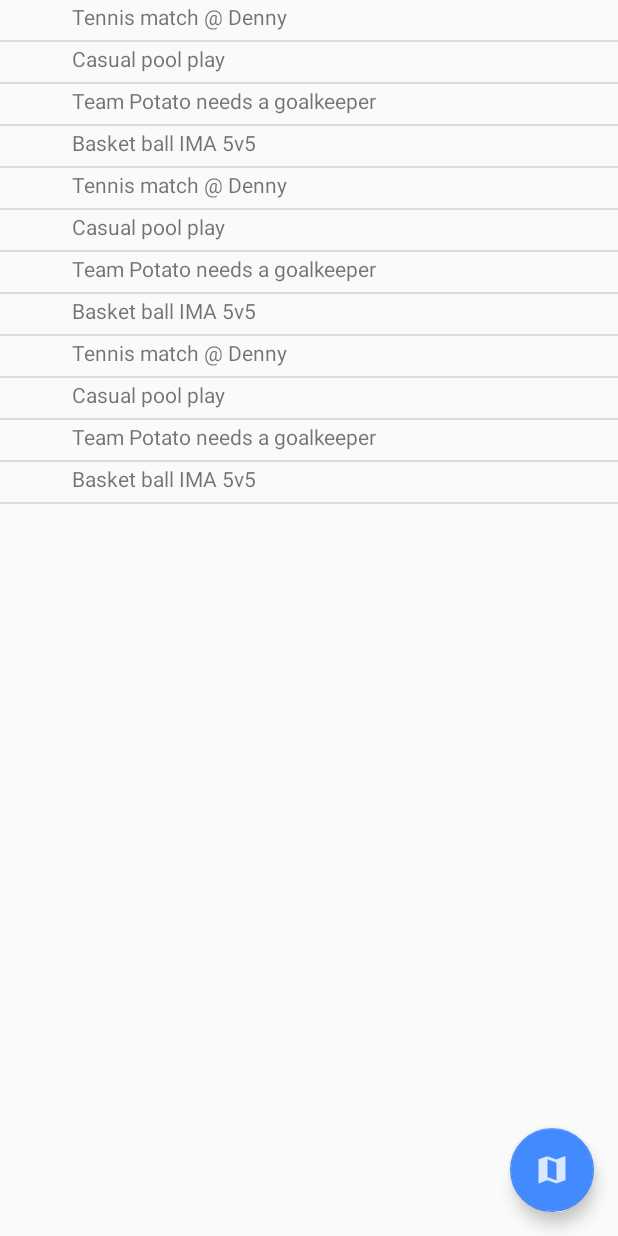
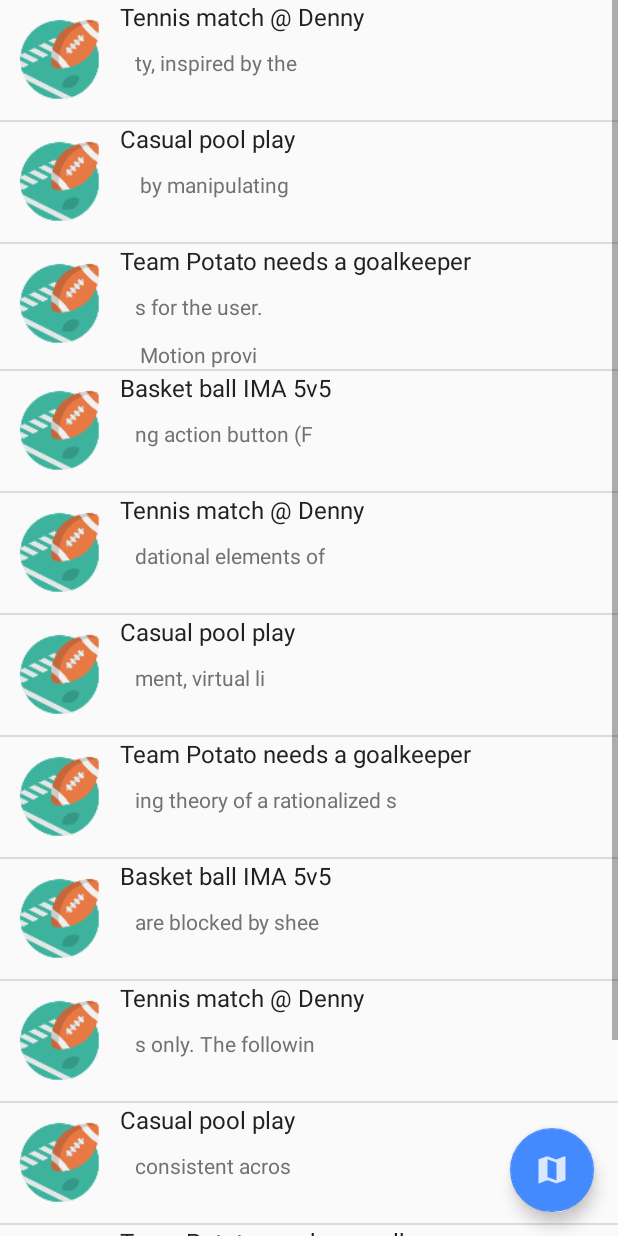
Before and after one commit to MatchOnTheStreet/MatchOnTheStreet, an Android app: the ListViewActivity screen opened directly, with no data from a screen before it, after a tap on "Tennis match @ Denny", on a phone screen of 412 x 824 dp. Run offline under Robolectric (Android 15) with nearby library versions, the light colour scheme and no system bars.

Commit message:
Updated ListAdapter with image, title and desc. Introduced classes: ListItem and ListViewAdapter

```diff
--- a/app/src/main/AndroidManifest.xml
+++ b/app/src/main/AndroidManifest.xml
@@ -42,23 +42,28 @@
                 <category android:name="android.intent.category.LAUNCHER" />
             </intent-filter>
         </activity>
+
         <activity
             android:name=".AddEventActivity"
-            android:label="AddEvent"></activity>
-        <activity android:name=".ListViewActivity" />
+            android:label="AddEvent" />
+
+        <activity
+            android:name=".ListViewActivity" />
+
         <activity
             android:name="com.facebook.FacebookActivity"
             android:configChanges="keyboard|keyboardHidden|screenLayout|screenSize|orientation"
             android:label="@string/app_name"
             android:theme="@android:style/Theme.Translucent.NoTitleBar" />
+
         <activity android:name=".LoginActivity">
             <intent-filter>
                 <action android:name="android.intent.action.MAIN" />
-
                 <category android:name="android.intent.category.LAUNCHER" />
             </intent-filter>
         </activity>
-        <activity android:name=".UserProfileActivity"></activity>
+        <activity
+            android:name=".UserProfileActivity" />
     </application>
 
 </manifest>
--- a/app/src/main/java/com/cse403/matchonthestreet/Event.java
+++ b/app/src/main/java/com/cse403/matchonthestreet/Event.java
@@ -14,16 +14,16 @@ public class Event {
     public String title;
 
     // Where the event is held.
-    private Location location;
+    protected Location location;
 
     // The time of the event
-    private Date time;
+    protected Date time;
 
     // A description of the event.
-    private String description;
+    protected String description;
 
     // A list of accounts who have said they will be attending the event.
-    private List<Account> attending;
+    protected List<Account> attending;
 
     public Event(String title, Location location, Date time, String description) {
         this.title = title;
@@ -33,6 +33,10 @@ public class Event {
         this.attending = null;
     }
 
+    public String getDescription() {
+        return this.description;
+    }
+
     public boolean isAttendedBy(Account account) {
         return true;
     }
--- /dev/null
+++ b/app/src/main/java/com/cse403/matchonthestreet/ListItem.java
@@ -0,0 +1,24 @@
+package com.cse403.matchonthestreet;
+
+/**
+ * Created by Hao on 2/8/2016.
+ *
+ * This class represents the list items.
+ * Each of the item contains an event object.
+ *
+ */
+public class ListItem {
+    protected Event event;
+
+    public ListItem(Event event) {
+        this.event = event;
+    }
+
+    public String getTitle() {
+        return event.title;
+    }
+
+    public String getDesc() {
+        return event.getDescription();
+    }
+}
--- a/app/src/main/java/com/cse403/matchonthestreet/ListViewActivity.java
+++ b/app/src/main/java/com/cse403/matchonthestreet/ListViewActivity.java
@@ -3,6 +3,7 @@ package com.cse403.matchonthestreet;
 import android.app.ListActivity;
 //import android.support.v7.app.AppCompatActivity;
 import android.content.Intent;
+import android.location.Location;
 import android.os.Bundle;
 import android.support.design.widget.FloatingActionButton;
 import android.view.View;
@@ -11,7 +12,14 @@ import android.widget.ArrayAdapter;
 import android.widget.ListView;
 import android.widget.Toast;
 
+import java.util.ArrayList;
+import java.util.Date;
+import java.util.List;
+import java.util.Random;
+
 /**
+ * Created by Hao on 2/6/16.
+ *
  * This is the list activity of the application.
  * A representation of all available events in a list format.
  *
@@ -25,7 +33,7 @@ public class ListViewActivity extends ListActivity {
         super.onCreate(savedInstanceState);
         setContentView(R.layout.activity_list_view);
 
-       // getActionBar().show();
+        //getActionBar().show();
 
         // get ListView obj from xml
         listView = (ListView) findViewById(android.R.id.list);
@@ -50,8 +58,30 @@ public class ListViewActivity extends ListActivity {
 
         // Adapter for the list
         // Params: (Context, Layout for a row, ID of the TextView, Array of data)
-        ArrayAdapter<String> listAdapter = new ArrayAdapter<>(this,
+        /* ArrayAdapter<String> listAdapter = new ArrayAdapter<>(this,
                 android.R.layout.activity_list_item, android.R.id.text1, sampleVal);
+         */
+
+        List<ListItem> listItems = new ArrayList<>();
+        Random rand = new Random();
+        String largeStr = getString(R.string.large_text);
+
+        /* Hardcoded population of list items */
+        for (String s : sampleVal) {
+            Location l = new Location("dummy");
+            l.setLatitude(rand.nextDouble() * 90);
+            l.setLongitude(rand.nextDouble() * 90);
+            l.setAltitude(rand.nextDouble() * 90);
+
+            int start = rand.nextInt(largeStr.length() - s.length());
+            String d = largeStr.substring(start, start + s.length());
+
+            Event e = new Event(s, l, new Date(2000 + rand.nextInt(17), rand.nextInt(12) + 1, rand.nextInt(28) + 1), d);
+
+            listItems.add(new ListItem(e));
+        }
+
+        ListViewAdapter listAdapter = new ListViewAdapter(this, R.layout.list_item_layout, listItems);
 
         listView.setAdapter(listAdapter);
 
@@ -66,11 +96,11 @@ public class ListViewActivity extends ListActivity {
                 int itemPosition = position;
 
                 // ListView Clicked item value
-                String itemValue = (String) listView.getItemAtPosition(position);
+                String itemValue = ((ListItem) listView.getItemAtPosition(position)).event.location.toString();
 
                 // Show Alert
                 Toast.makeText(getApplicationContext(),
-                        "Position :" + itemPosition + "  ListItem : " + itemValue, Toast.LENGTH_LONG)
+                        "Item index :" + itemPosition + "  Location : " + itemValue, Toast.LENGTH_LONG)
                         .show();
 
             }
--- /dev/null
+++ b/app/src/main/java/com/cse403/matchonthestreet/ListViewAdapter.java
@@ -0,0 +1,59 @@
+package com.cse403.matchonthestreet;
+
+import android.app.Activity;
+import android.content.Context;
+import android.view.LayoutInflater;
+import android.view.View;
+import android.view.ViewGroup;
+import android.widget.ArrayAdapter;
+import android.widget.ImageView;
+import android.widget.TextView;
+
+import java.util.List;
+
+/**
+ * Created by Hao on 2/8/2016.
+ */
+public class ListViewAdapter extends ArrayAdapter<ListItem> {
+
+    Context context;
+
+    public ListViewAdapter(Context context, int resource, List<ListItem> objects) {
+        super(context, resource, objects);
+
+        this.context = context;
+    }
+
+    /*private view holder class*/
+    private class ViewHolder {
+        ImageView imageView;
+        TextView txtTitle;
+        TextView txtDesc;
+    }
+
+    public View getView(int position, View convertView, ViewGroup parent) {
+        ViewHolder holder = null;
+        ListItem rowItem = getItem(position);
+
+        LayoutInflater mInflater = (LayoutInflater) context
+                .getSystemService(Activity.LAYOUT_INFLATER_SERVICE);
+        if (convertView == null) {
+            convertView = mInflater.inflate(R.layout.list_item_layout, null);
+            holder = new ViewHolder();
+            holder.txtDesc = (TextView) convertView.findViewById(R.id.desc);
+            holder.txtTitle = (TextView) convertView.findViewById(R.id.title);
+            holder.imageView = (ImageView) convertView.findViewById(R.id.icon);
+            convertView.setTag(holder);
+        } else
+            holder = (ViewHolder) convertView.getTag();
+
+        // Set the title and description of the listed item
+        holder.txtDesc.setText(rowItem.getDesc());
+        holder.txtTitle.setText(rowItem.getTitle());
+
+        // TODO: Here I hardcoded the image resource
+        holder.imageView.setImageResource(R.mipmap.ic_launcher);
+
+        return convertView;
+    }
+}
--- a/app/src/main/res/layout/activity_list_view.xml
+++ b/app/src/main/res/layout/activity_list_view.xml
@@ -4,7 +4,8 @@
     xmlns:android="http://schemas.android.com/apk/res/android"
     xmlns:app="http://schemas.android.com/apk/res-auto"
     android:layout_width="match_parent"
-    android:layout_height="match_parent">
+    android:layout_height="match_parent"
+    android:theme="@style/AppTheme">
 
     <ListView
         android:id="@android:id/list"
--- /dev/null
+++ b/app/src/main/res/layout/list_item_layout.xml
@@ -0,0 +1,33 @@
+<?xml version="1.0" encoding="utf-8"?>
+<RelativeLayout xmlns:android="http://schemas.android.com/apk/res/android"
+    android:layout_width="fill_parent"
+    android:layout_height="fill_parent">
+
+    <ImageView
+        android:id="@+id/icon"
+        android:layout_width="80dp"
+        android:layout_height="80dp"
+        android:contentDescription="@string/tmb"
+        android:paddingLeft="10dp"
+        android:paddingRight="10dp" />
+
+    <TextView
+        android:id="@+id/title"
+        android:layout_width="wrap_content"
+        android:layout_height="wrap_content"
+        android:layout_toRightOf="@+id/icon"
+        android:paddingBottom="10dp"
+        android:textColor="@color/colorPrimaryText"
+        android:textSize="16dp" />
+
+    <TextView
+        android:id="@+id/desc"
+        android:layout_width="wrap_content"
+        android:layout_height="wrap_content"
+        android:layout_below="@+id/title"
+        android:layout_toRightOf="@+id/icon"
+        android:paddingLeft="10dp"
+        android:textColor="@color/colorSecondaryText"
+        android:textSize="14dp" />
+
+</RelativeLayout>
--- a/app/src/main/res/values-v21/styles.xml
+++ b/app/src/main/res/values-v21/styles.xml
@@ -1,4 +1,4 @@
-<resources>>
+<resources>
 
     <style name="AppTheme.NoActionBar">
         <item name="windowActionBar">false</item>
--- a/app/src/main/res/values/strings.xml
+++ b/app/src/main/res/values/strings.xml
@@ -3,6 +3,9 @@
     <string name="app_name">MatchOnTheStreet</string>
     <string name="title_activity_maps">Map</string>
     <string name="title_activity_list">ListActivity</string>
+
+
+    <string name="tmb">Thumbnail</string>
     <string name="large_text">
         "Material is the metaphor.\n\n"
 
```
